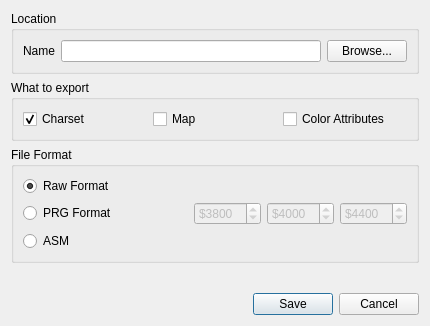
Above: src/exportdialog.ui from ricardoquesada/vchar64 before the change. Below: the same form after it.
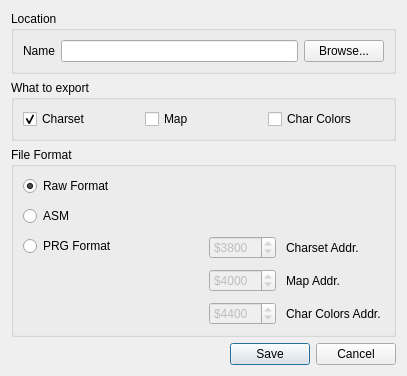
That is the form after the change.

Commit message: better layout in export

```diff
--- a/src/exportdialog.ui
+++ b/src/exportdialog.ui
@@ -6,8 +6,8 @@
    <rect>
     <x>0</x>
     <y>0</y>
-    <width>430</width>
-    <height>326</height>
+    <width>407</width>
+    <height>371</height>
    </rect>
   </property>
   <property name="windowTitle">
@@ -69,7 +69,7 @@
       <item>
        <widget class="QCheckBox" name="checkBox_attribs">
         <property name="text">
-         <string>Color Attributes</string>
+         <string>Char Colors</string>
         </property>
        </widget>
       </item>
@@ -82,6 +82,9 @@
       <string>File Format</string>
      </property>
      <layout class="QVBoxLayout" name="verticalLayout">
+      <property name="spacing">
+       <number>10</number>
+      </property>
       <item>
        <widget class="QRadioButton" name="radioRaw">
         <property name="text">
@@ -92,29 +95,42 @@
         </property>
        </widget>
       </item>
+      <item>
+       <widget class="QRadioButton" name="radioButton_asm">
+        <property name="text">
+         <string>ASM</string>
+        </property>
+       </widget>
+      </item>
       <item>
        <layout class="QHBoxLayout" name="horizontalLayout_2">
         <item>
-         <widget class="QRadioButton" name="radioPRG">
+         <layout class="QVBoxLayout" name="verticalLayout_3">
+          <item>
+           <widget class="QRadioButton" name="radioButton_prg">
           <property name="text">
            <string>PRG Format</string>
           </property>
          </widget>
         </item>
         <item>
-         <spacer name="horizontalSpacer">
+           <spacer name="verticalSpacer">
           <property name="orientation">
-           <enum>Qt::Horizontal</enum>
+             <enum>Qt::Vertical</enum>
           </property>
           <property name="sizeHint" stdset="0">
            <size>
-            <width>40</width>
-            <height>20</height>
+              <width>20</width>
+              <height>40</height>
            </size>
           </property>
          </spacer>
         </item>
+         </layout>
+        </item>
         <item>
+         <layout class="QFormLayout" name="formLayout">
+          <item row="0" column="0">
          <widget class="QSpinBox" name="spinBox_charsetAddress">
           <property name="enabled">
            <bool>false</bool>
@@ -133,7 +149,14 @@
           </property>
          </widget>
         </item>
-        <item>
+          <item row="0" column="1">
+           <widget class="QLabel" name="label_2">
+            <property name="text">
+             <string>Charset Addr.</string>
+            </property>
+           </widget>
+          </item>
+          <item row="1" column="0">
          <widget class="QSpinBox" name="spinBox_mapAddress">
           <property name="enabled">
            <bool>false</bool>
@@ -152,7 +175,14 @@
           </property>
          </widget>
         </item>
-        <item>
+          <item row="1" column="1">
+           <widget class="QLabel" name="label_3">
+            <property name="text">
+             <string>Map Addr.</string>
+            </property>
+           </widget>
+          </item>
+          <item row="2" column="0">
          <widget class="QSpinBox" name="spinBox_attribAddress">
           <property name="enabled">
            <bool>false</bool>
@@ -171,20 +201,22 @@
           </property>
          </widget>
         </item>
-       </layout>
-      </item>
-      <item>
-       <widget class="QRadioButton" name="radioButton_asm">
+          <item row="2" column="1">
+           <widget class="QLabel" name="label_4">
         <property name="text">
-         <string>ASM</string>
+             <string>Char Colors Addr.</string>
         </property>
        </widget>
       </item>
      </layout>
+        </item>
+       </layout>
+      </item>
+     </layout>
     </widget>
    </item>
    <item>
-    <spacer name="verticalSpacer">
+    <spacer name="verticalSpacer_2">
      <property name="orientation">
       <enum>Qt::Vertical</enum>
      </property>
```
Left out of the diff: 2 changed lines with no effect on the pictures. Lines whose indentation alone changed are shown as unchanged. The commit also changes 2 other files.
